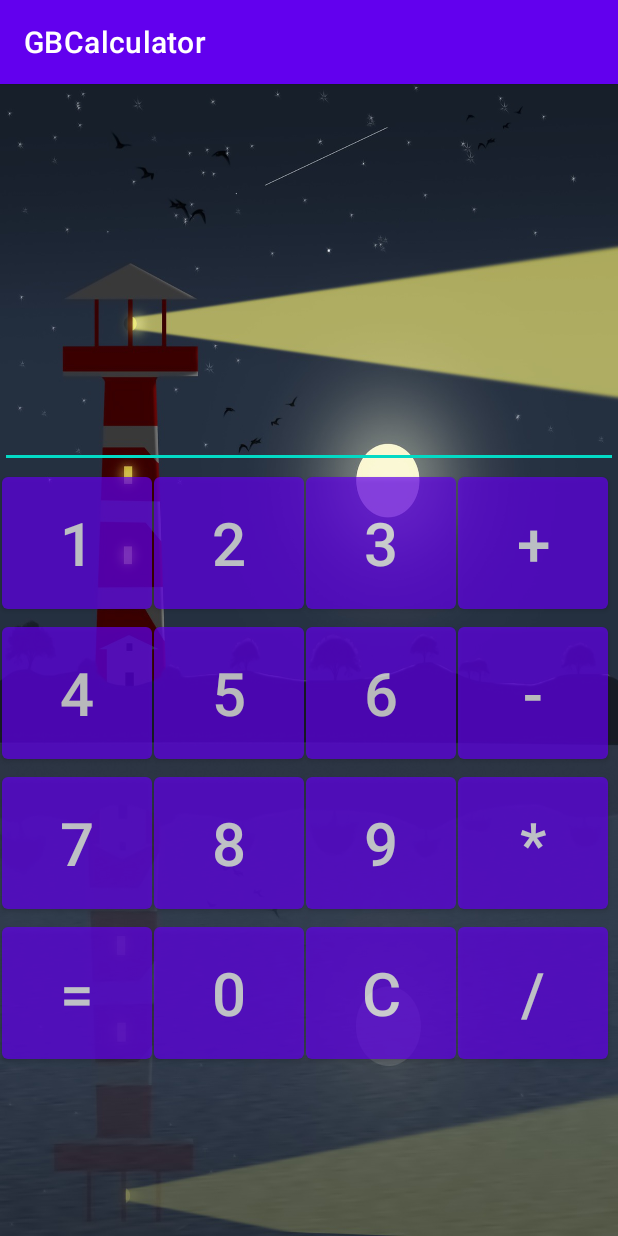
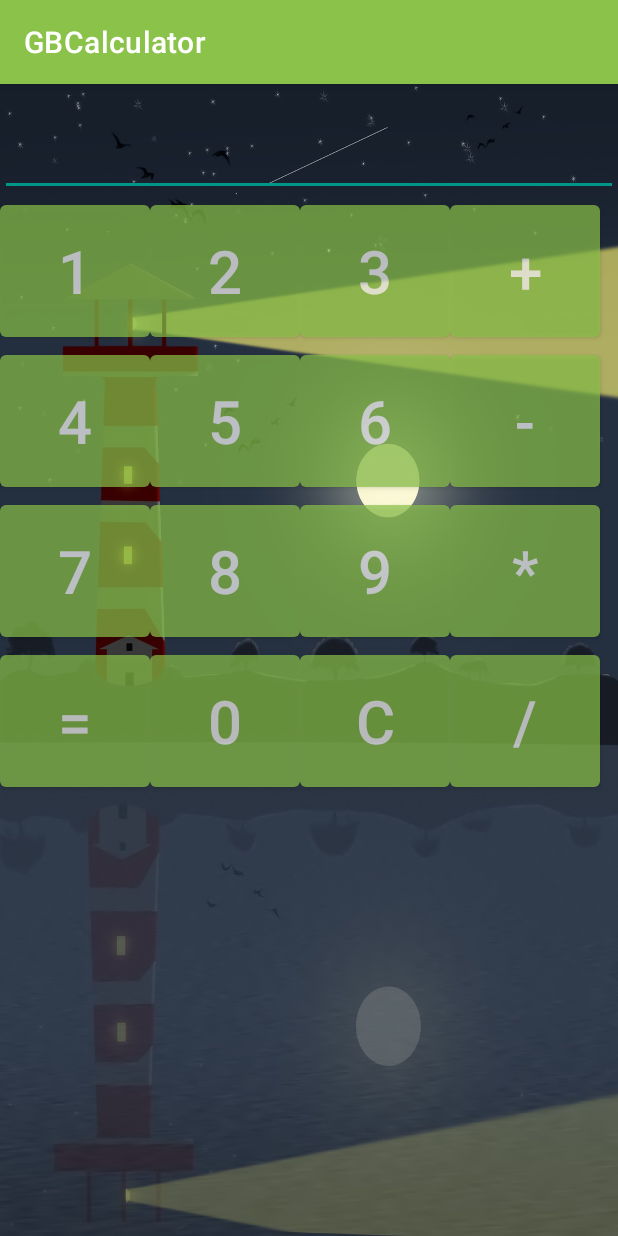
Before and after one commit to kael7/GBCalculator, an Android app: the screen it shows after launch (MainActivity), on a phone screen of 412 x 824 dp. Run offline under Robolectric (Android 15) with nearby library versions, the light colour scheme and no system bars.

Commit message:
Урок 4. Ресурсы

```diff
--- a/app/src/main/AndroidManifest.xml
+++ b/app/src/main/AndroidManifest.xml
@@ -8,7 +8,7 @@
         android:label="@string/app_name"
         android:roundIcon="@mipmap/ic_launcher_round"
         android:supportsRtl="true"
-        android:theme="@style/Theme.GBCalculator">
+        android:theme="@style/AppTheme">
         <activity android:name=".MainActivity">
             <intent-filter>
                 <action android:name="android.intent.action.MAIN" />
--- a/app/src/main/java/com/example/gbcalculator/Calculate.java
+++ b/app/src/main/java/com/example/gbcalculator/Calculate.java
@@ -1,6 +1,8 @@
 package com.example.gbcalculator;
 
-public class Calculate {
+import java.io.Serializable;
+
+public class Calculate implements Serializable {
     private int number_1;
     private int number_2;
     private int number_result;
--- a/app/src/main/res/layout/activity_main.xml
+++ b/app/src/main/res/layout/activity_main.xml
@@ -11,206 +11,190 @@
     <EditText
         android:id="@+id/editText_result"
         android:layout_width="match_parent"
-        android:layout_height="@dimen/editText_height"
+        android:layout_height="wrap_content"
+        android:autofillHints=""
         android:ems="10"
         android:inputType="textPersonName"
         android:textColor="@color/white"
-        android:textSize="@dimen/editText_textSize"
+        android:textSize="@dimen/textSize"
         app:layout_constraintEnd_toEndOf="parent"
         app:layout_constraintStart_toStartOf="parent"
-        app:layout_constraintTop_toTopOf="parent"
-        android:autofillHints="" />
+        app:layout_constraintTop_toTopOf="parent" />
 
-    <Button
+    <com.google.android.material.button.MaterialButton
         android:id="@+id/button_1"
         android:layout_width="@dimen/button_width"
         android:layout_height="@dimen/button_height"
-        android:layout_marginStart="@dimen/button_marginStart"
         android:alpha="@dimen/background_alpha"
         android:onClick="NumberClick"
         android:text="@string/_1"
-        android:textSize="@dimen/button_textSize"
+        android:textSize="@dimen/textSize"
         app:layout_constraintStart_toStartOf="parent"
         app:layout_constraintTop_toBottomOf="@+id/editText_result" />
 
-    <Button
+    <com.google.android.material.button.MaterialButton
         android:id="@+id/button_2"
         android:layout_width="@dimen/button_width"
         android:layout_height="@dimen/button_height"
-        android:layout_marginStart="@dimen/button_marginStart"
         android:alpha="@dimen/background_alpha"
         android:onClick="NumberClick"
         android:text="@string/_2"
-        android:textSize="@dimen/button_textSize"
+        android:textSize="@dimen/textSize"
         app:layout_constraintStart_toEndOf="@+id/button_1"
         app:layout_constraintTop_toTopOf="@+id/button_1" />
 
-    <Button
+    <com.google.android.material.button.MaterialButton
         android:id="@+id/button_3"
         android:layout_width="@dimen/button_width"
         android:layout_height="@dimen/button_height"
-        android:layout_marginStart="@dimen/button_marginStart"
         android:alpha="@dimen/background_alpha"
         android:onClick="NumberClick"
         android:text="@string/_3"
-        android:textSize="@dimen/button_textSize"
+        android:textSize="@dimen/textSize"
         app:iconTint="#FFFFFF"
         app:layout_constraintStart_toEndOf="@+id/button_2"
         app:layout_constraintTop_toTopOf="@+id/button_2" />
 
-    <Button
+    <com.google.android.material.button.MaterialButton
         android:id="@+id/button_4"
         android:layout_width="@dimen/button_width"
         android:layout_height="@dimen/button_height"
-        android:layout_marginStart="@dimen/button_marginStart"
         android:alpha="@dimen/background_alpha"
         android:onClick="NumberClick"
         android:text="@string/_4"
-        android:textSize="@dimen/button_textSize"
+        android:textSize="@dimen/textSize"
         app:layout_constraintStart_toStartOf="parent"
         app:layout_constraintTop_toBottomOf="@+id/button_1" />
 
-    <Button
+    <com.google.android.material.button.MaterialButton
         android:id="@+id/button_5"
         android:layout_width="@dimen/button_width"
         android:layout_height="@dimen/button_height"
-        android:layout_marginStart="@dimen/button_marginStart"
         android:alpha="@dimen/background_alpha"
         android:onClick="NumberClick"
         android:text="@string/_5"
-        android:textSize="@dimen/button_textSize"
+        android:textSize="@dimen/textSize"
         app:layout_constraintStart_toEndOf="@+id/button_4"
         app:layout_constraintTop_toTopOf="@+id/button_4" />
 
-    <Button
+    <com.google.android.material.button.MaterialButton
         android:id="@+id/button_6"
         android:layout_width="@dimen/button_width"
         android:layout_height="@dimen/button_height"
-        android:layout_marginStart="@dimen/button_marginStart"
         android:alpha="@dimen/background_alpha"
         android:onClick="NumberClick"
         android:text="@string/_6"
-        android:textSize="@dimen/button_textSize"
+        android:textSize="@dimen/textSize"
         app:layout_constraintStart_toEndOf="@+id/button_5"
         app:layout_constraintTop_toTopOf="@+id/button_5" />
 
-    <Button
+    <com.google.android.material.button.MaterialButton
         android:id="@+id/button_7"
         android:layout_width="@dimen/button_width"
         android:layout_height="@dimen/button_height"
-        android:layout_marginStart="@dimen/button_marginStart"
         android:alpha="@dimen/background_alpha"
         android:onClick="NumberClick"
         android:text="@string/_7"
-        android:textSize="@dimen/button_textSize"
+        android:textSize="@dimen/textSize"
         app:layout_constraintStart_toStartOf="parent"
         app:layout_constraintTop_toBottomOf="@+id/button_4" />
 
-    <Button
+    <com.google.android.material.button.MaterialButton
         android:id="@+id/button_8"
         android:layout_width="@dimen/button_width"
         android:layout_height="@dimen/button_height"
-        android:layout_marginStart="@dimen/button_marginStart"
         android:alpha="@dimen/background_alpha"
         android:onClick="NumberClick"
         android:text="@string/_8"
-        android:textSize="@dimen/button_textSize"
+        android:textSize="@dimen/textSize"
         app:layout_constraintStart_toEndOf="@+id/button_7"
         app:layout_constraintTop_toTopOf="@+id/button_7" />
 
-    <Button
+    <com.google.android.material.button.MaterialButton
         android:id="@+id/button_9"
         android:layout_width="@dimen/button_width"
         android:layout_height="@dimen/button_height"
-        android:layout_marginStart="@dimen/button_marginStart"
         android:alpha="@dimen/background_alpha"
         android:onClick="NumberClick"
         android:text="@string/_9"
-        android:textSize="@dimen/button_textSize"
+        android:textSize="@dimen/textSize"
         app:layout_constraintStart_toEndOf="@+id/button_8"
         app:layout_constraintTop_toTopOf="@+id/button_8" />
 
-    <Button
+    <com.google.android.material.button.MaterialButton
         android:id="@+id/button_0"
         android:layout_width="@dimen/button_width"
         android:layout_height="@dimen/button_height"
-        android:layout_marginStart="@dimen/button_marginStart"
         android:alpha="@dimen/background_alpha"
         android:onClick="NumberClick"
         android:text="@string/_0"
-        android:textSize="@dimen/button_textSize"
+        android:textSize="@dimen/textSize"
         app:layout_constraintStart_toEndOf="@+id/button_equals"
         app:layout_constraintTop_toTopOf="@+id/button_equals" />
 
-    <Button
+    <com.google.android.material.button.MaterialButton
         android:id="@+id/button_equals"
         android:layout_width="@dimen/button_width"
         android:layout_height="@dimen/button_height"
-        android:layout_marginStart="@dimen/button_marginStart"
         android:alpha="@dimen/background_alpha"
         android:onClick="EqualsClick"
         android:text="@string/_equals"
-        android:textSize="@dimen/button_textSize"
+        android:textSize="@dimen/textSize"
         app:layout_constraintStart_toStartOf="parent"
         app:layout_constraintTop_toBottomOf="@+id/button_7" />
 
-    <Button
+    <com.google.android.material.button.MaterialButton
         android:id="@+id/button_minus"
         android:layout_width="@dimen/button_width"
         android:layout_height="@dimen/button_height"
-        android:layout_marginStart="@dimen/button_marginStart"
         android:alpha="@dimen/background_alpha"
         android:onClick="OperationClick"
         android:text="@string/_minus"
-        android:textSize="@dimen/button_textSize"
+        android:textSize="@dimen/textSize"
         app:layout_constraintStart_toEndOf="@+id/button_6"
         app:layout_constraintTop_toTopOf="@+id/button_6" />
 
-    <Button
+    <com.google.android.material.button.MaterialButton
         android:id="@+id/button_plus"
         android:layout_width="@dimen/button_width"
         android:layout_height="@dimen/button_height"
-        android:layout_marginStart="@dimen/button_marginStart"
         android:alpha="@dimen/background_alpha"
         android:onClick="OperationClick"
         android:text="@string/_plus"
-        android:textSize="@dimen/button_textSize"
+        android:textSize="@dimen/textSize"
         app:layout_constraintStart_toEndOf="@+id/button_3"
         app:layout_constraintTop_toTopOf="@+id/button_3" />
 
-    <Button
+    <com.google.android.material.button.MaterialButton
         android:id="@+id/button_divide"
         android:layout_width="@dimen/button_width"
         android:layout_height="@dimen/button_height"
-        android:layout_marginStart="@dimen/button_marginStart"
         android:alpha="@dimen/background_alpha"
         android:onClick="OperationClick"
         android:text="@string/_divide"
-        android:textSize="@dimen/button_textSize"
+        android:textSize="@dimen/textSize"
         app:layout_constraintStart_toEndOf="@+id/button_c"
         app:layout_constraintTop_toTopOf="@+id/button_c" />
 
-    <Button
+    <com.google.android.material.button.MaterialButton
         android:id="@+id/button_multiply"
         android:layout_width="@dimen/button_width"
         android:layout_height="@dimen/button_height"
-        android:layout_marginStart="@dimen/button_marginStart"
         android:alpha="@dimen/background_alpha"
         android:onClick="OperationClick"
         android:text="@string/_multiply"
-        android:textSize="@dimen/button_textSize"
+        android:textSize="@dimen/textSize"
         app:layout_constraintStart_toEndOf="@+id/button_9"
         app:layout_constraintTop_toTopOf="@+id/button_9" />
 
-    <Button
+    <com.google.android.material.button.MaterialButton
         android:id="@+id/button_c"
         android:layout_width="@dimen/button_width"
         android:layout_height="@dimen/button_height"
-        android:layout_marginStart="@dimen/button_marginStart"
         android:alpha="@dimen/background_alpha"
         android:onClick="ClearClick"
         android:text="@string/_clear"
-        android:textSize="@dimen/button_textSize"
+        android:textSize="@dimen/textSize"
         app:layout_constraintStart_toEndOf="@+id/button_0"
         app:layout_constraintTop_toTopOf="@+id/button_0" />
 
--- a/app/src/main/res/values/dimens.xml
+++ b/app/src/main/res/values/dimens.xml
@@ -1,10 +1,8 @@
 <?xml version="1.0" encoding="utf-8"?>
 <resources>
-    <dimen name="button_textSize">40sp</dimen>
-    <dimen name="button_marginStart">1dp</dimen>
+    <dimen name="textSize">40sp</dimen>
+    <dimen name="margin">1dp</dimen>
     <dimen name="button_width">100dp</dimen>
     <dimen name="button_height">100dp</dimen>
-    <dimen name="editText_textSize">80sp</dimen>
-    <dimen name="editText_height">256dp</dimen>
     <item name="background_alpha" format="float" type="dimen">0.7</item>
 </resources>
```
Also changed, not shown: app/src/main/java/com/example/gbcalculator/MainActivity.java (+24 -2 lines), app/src/main/res/values/styles.xml (added, +27 -0 lines).
